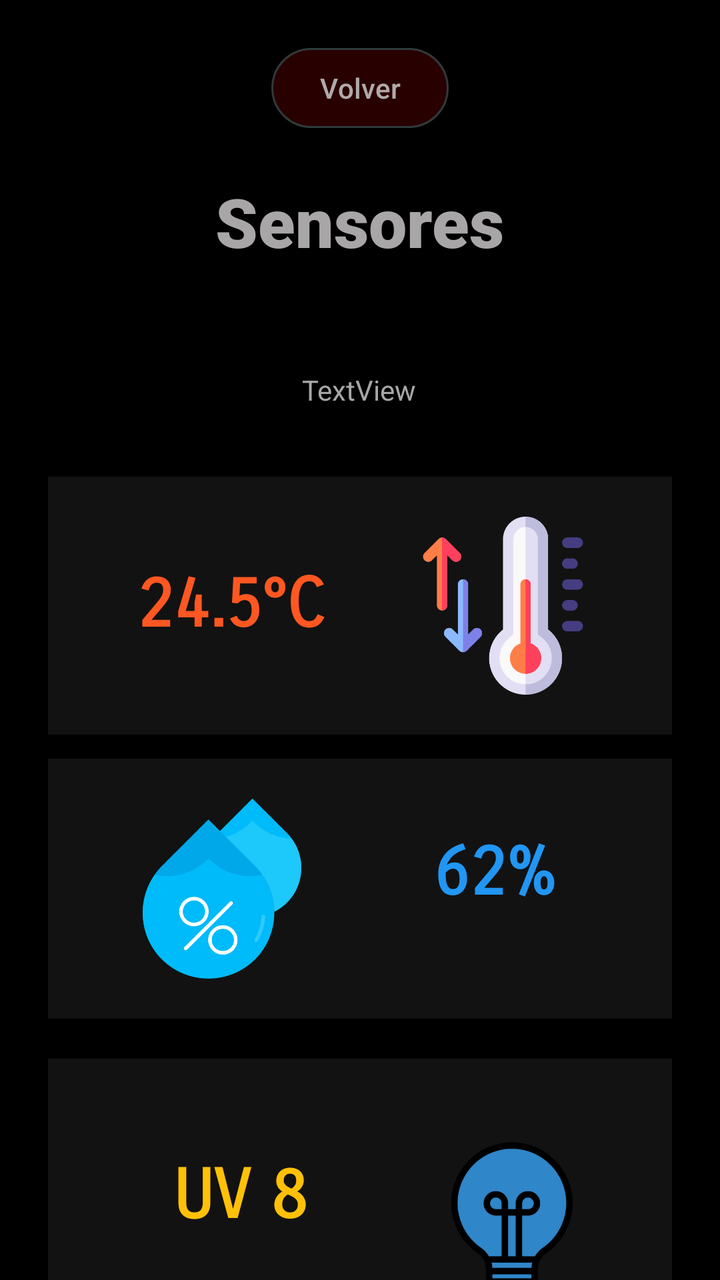
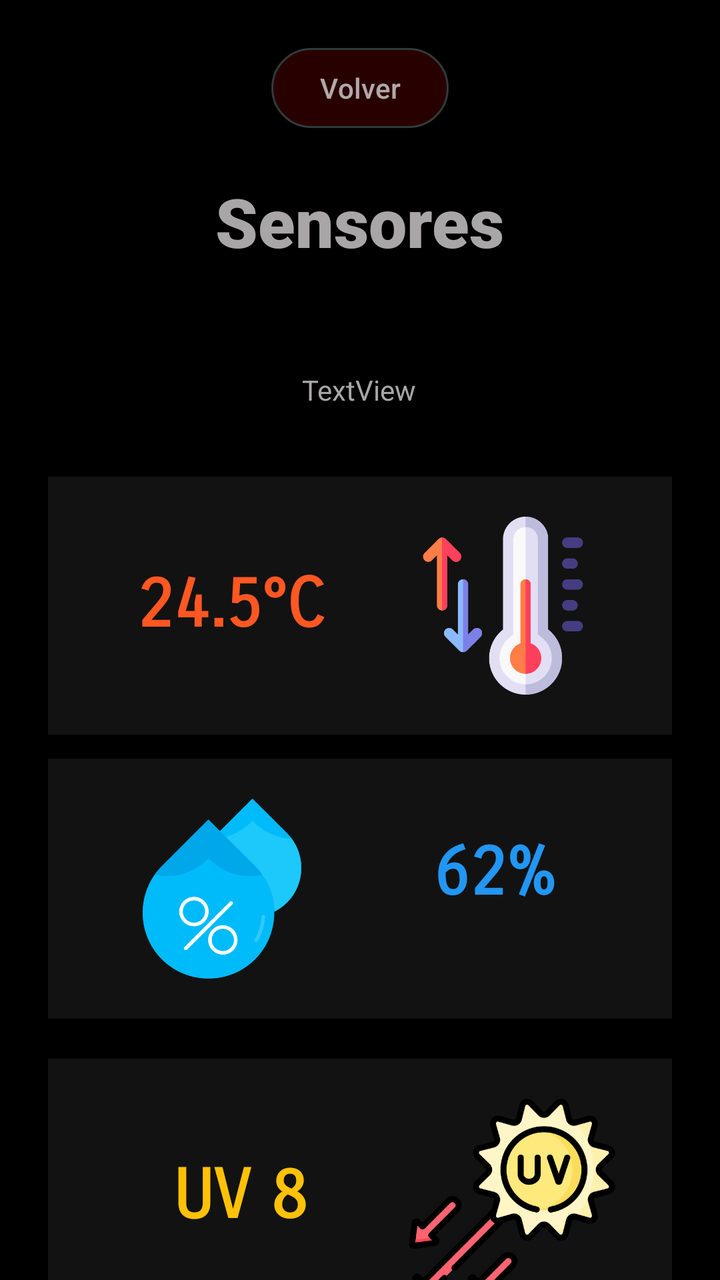

The first picture is an Android layout as it rendered before a commit; the second is the same layout after the commit. The layout source and the unified diff follow.
<!-- AndroidManifest.xml: application theme Theme.PROYECTOPENKA -->
<!-- res/layout/activity_sensors.xml -->
<?xml version="1.0" encoding="utf-8"?>
<androidx.constraintlayout.widget.ConstraintLayout xmlns:android="http://schemas.android.com/apk/res/android"
    xmlns:app="http://schemas.android.com/apk/res-auto"
    xmlns:tools="http://schemas.android.com/tools"
    android:id="@+id/main"
    android:layout_width="match_parent"
    android:layout_height="match_parent"
    tools:context=".Sensors">

    <Button
        android:id="@+id/btnbacksensors"
        android:layout_width="wrap_content"
        android:layout_height="wrap_content"
        android:layout_marginTop="20dp"
        android:backgroundTint="#26960000"
        android:text="Volver"
        android:textColor="#CCD3D3D3"
        app:layout_constraintEnd_toEndOf="parent"
        app:layout_constraintStart_toStartOf="parent"
        app:layout_constraintTop_toTopOf="parent"
        app:strokeColor="#80397676"
        app:strokeWidth="1sp" />

    
    <TextView
        android:id="@+id/titlesensors"
        android:layout_width="wrap_content"
        android:layout_height="wrap_content"
        android:layout_marginTop="20dp"
        android:fontFamily="sans-serif-black"
        android:text="Sensores"
        android:textColor="#A8A6A6"
        android:textSize="34sp"
        app:layout_constraintEnd_toEndOf="parent"
        app:layout_constraintStart_toStartOf="parent"
        app:layout_constraintTop_toBottomOf="@+id/btnbacksensors" />

    
    <LinearLayout
        android:id="@+id/cardTemp"
        android:layout_width="match_parent"
        android:layout_height="wrap_content"
        android:layout_marginStart="24dp"
        android:layout_marginTop="34dp"
        android:layout_marginEnd="24dp"
        android:background="#12FFFFFF"
        android:gravity="center_vertical"
        android:orientation="horizontal"
        android:padding="20dp"
        app:layout_constraintEnd_toEndOf="parent"
        app:layout_constraintHorizontal_bias="1.0"
        app:layout_constraintStart_toStartOf="parent"
        app:layout_constraintTop_toBottomOf="@+id/txt_fecha">

        <TextView
            android:id="@+id/txt_temp"
            android:layout_width="143dp"
            android:layout_height="42dp"
            android:fontFamily="sans-serif-smallcaps"
            android:singleLine="false"
            android:text="24.5°C"
            android:textAlignment="center"
            android:textColor="#FF5722"
            android:textSize="34sp"
            android:textStyle="bold" />

        <ImageView
            android:id="@+id/imagen_temp"
            android:layout_width="110dp"
            android:layout_height="89dp"
            android:layout_weight="1"
            app:srcCompat="@drawable/temperature" />

    </LinearLayout>

    <ImageView
        android:id="@+id/imgNoti"
        android:layout_width="80dp"
        android:layout_height="80dp"
        android:layout_marginTop="40dp"
        app:layout_constraintEnd_toEndOf="parent"
        app:layout_constraintHorizontal_bias="0.498"
        app:layout_constraintStart_toStartOf="parent"
        app:layout_constraintTop_toBottomOf="@+id/cardLuz"
        app:srcCompat="@drawable/flashlightoff" />

    <LinearLayout
        android:id="@+id/cardLuz"
        android:layout_width="match_parent"
        android:layout_height="wrap_content"
        android:layout_marginStart="24dp"
        android:layout_marginTop="20dp"
        android:layout_marginEnd="24dp"
        android:background="#12FFFFFF"
        android:gravity="center_vertical"
        android:orientation="horizontal"
        android:padding="20dp"
        app:layout_constraintEnd_toEndOf="parent"
        app:layout_constraintHorizontal_bias="1.0"
        app:layout_constraintStart_toStartOf="parent"
        app:layout_constraintTop_toBottomOf="@+id/cardHum">

        <TextView
            android:id="@+id/txtUVVal"
            android:layout_width="152dp"
            android:layout_height="47dp"
            android:fontFamily="sans-serif-smallcaps"
            android:text="UV 8"
            android:textAlignment="center"
            android:textColor="#FFC107"
            android:textSize="34sp"
            android:textStyle="bold" />

        <ImageView
            android:id="@+id/imageView9"
            android:layout_width="85dp"
            android:layout_height="103dp"
            android:layout_weight="1"
            app:srcCompat="@drawable/bulboff" />

    </LinearLayout>

    <LinearLayout
        android:id="@+id/cardHum"
        android:layout_width="match_parent"
        android:layout_height="wrap_content"
        android:layout_marginStart="24dp"
        android:layout_marginTop="12dp"
        android:layout_marginEnd="24dp"
        android:background="#12FFFFFF"
        android:gravity="center_vertical"
        android:orientation="horizontal"
        android:padding="20dp"
        app:layout_constraintEnd_toEndOf="parent"
        app:layout_constraintHorizontal_bias="1.0"
        app:layout_constraintStart_toStartOf="parent"
        app:layout_constraintTop_toBottomOf="@+id/cardTemp">

        <ImageView
            android:id="@+id/imageView8"
            android:layout_width="212dp"
            android:layout_height="90dp"
            android:layout_weight="1"
            app:srcCompat="@drawable/humidity" />

        <TextView
            android:id="@+id/txt_humedad"
            android:layout_width="138dp"
            android:layout_height="57dp"
            android:fontFamily="sans-serif-smallcaps"
            android:text="62%"
            android:textAlignment="center"
            android:textColor="#2196F3"
            android:textSize="34sp"
            android:textStyle="bold" />

    </LinearLayout>

    

    <TextView
        android:id="@+id/txt_fecha"
        android:layout_width="wrap_content"
        android:layout_height="wrap_content"
        android:layout_marginTop="52dp"
        android:text="TextView"
        android:textColor="#A8A6A6"
        app:layout_constraintEnd_toEndOf="parent"
        app:layout_constraintHorizontal_bias="0.498"
        app:layout_constraintStart_toStartOf="parent"
        app:layout_constraintTop_toBottomOf="@+id/titlesensors" />

</androidx.constraintlayout.widget.ConstraintLayout>
<!-- resources referenced by this layout -->
<resources>
  <!-- drawable bulboff: png bitmap (drawable, 14251 bytes) -->
  <!-- drawable flashlightoff: png bitmap (drawable, 8699 bytes) -->
  <!-- drawable humidity: png bitmap (drawable, 23060 bytes) -->
  <!-- drawable temperature: png bitmap (drawable, 20386 bytes) -->
  <style name="Theme.PROYECTOPENKA" parent="Base.Theme.PROYECTOPENKA" />
  <style name="Base.Theme.PROYECTOPENKA" parent="Theme.Material3.DayNight.NoActionBar">
          <item name="android:windowBackground">@android:color/black</item>
          <item name="android:windowAnimationStyle">@style/FadeTransition</item>
      </style>
  <style name="FadeTransition" parent="@android:style/Animation.Activity">
          <item name="android:activityOpenEnterAnimation">@anim/fade_in</item>
          <item name="android:activityOpenExitAnimation">@anim/fade_out</item>
          <item name="android:activityCloseEnterAnimation">@anim/fade_in</item>
          <item name="android:activityCloseExitAnimation">@anim/fade_out</item>
      </style>
</resources>

<!-- the commit's change to res/layout/activity_sensors.xml (unified diff, before → after) -->
@@ -73,16 +73,30 @@
 
     </LinearLayout>
 
+    
     <ImageView
         android:id="@+id/imgNoti"
         android:layout_width="80dp"
         android:layout_height="80dp"
         android:layout_marginTop="40dp"
-        app:layout_constraintEnd_toEndOf="parent"
-        app:layout_constraintHorizontal_bias="0.498"
+        android:layout_marginEnd="32dp"
+        android:scaleType="fitCenter"
+        app:layout_constraintEnd_toStartOf="@+id/imgAmpolleta"
+        app:layout_constraintHorizontal_chainStyle="packed"
         app:layout_constraintStart_toStartOf="parent"
         app:layout_constraintTop_toBottomOf="@+id/cardLuz"
         app:srcCompat="@drawable/flashlightoff" />
+
+    <ImageView
+        android:id="@+id/imgAmpolleta"
+        android:layout_width="80dp"
+        android:layout_height="80dp"
+        android:layout_marginTop="40dp"
+        android:scaleType="fitCenter"
+        app:layout_constraintEnd_toEndOf="parent"
+        app:layout_constraintStart_toEndOf="@+id/imgNoti"
+        app:layout_constraintTop_toBottomOf="@+id/cardLuz"
+        app:srcCompat="@drawable/bulboff" />
 
     <LinearLayout
         android:id="@+id/cardLuz"
@@ -116,7 +130,7 @@
             android:layout_width="85dp"
             android:layout_height="103dp"
             android:layout_weight="1"
-            app:srcCompat="@drawable/bulboff" />
+            app:srcCompat="@drawable/uv" />
 
     </LinearLayout>
 
<!-- resource entries referenced after the edit -->
@@ -4,6 +4,7 @@
   <!-- drawable flashlightoff: png bitmap (drawable, 8699 bytes) -->
   <!-- drawable humidity: png bitmap (drawable, 23060 bytes) -->
   <!-- drawable temperature: png bitmap (drawable, 20386 bytes) -->
+  <!-- drawable uv: png bitmap (drawable, 42264 bytes) -->
   <style name="Theme.PROYECTOPENKA" parent="Base.Theme.PROYECTOPENKA" />
   <style name="Base.Theme.PROYECTOPENKA" parent="Theme.Material3.DayNight.NoActionBar">
           <item name="android:windowBackground">@android:color/black</item>
